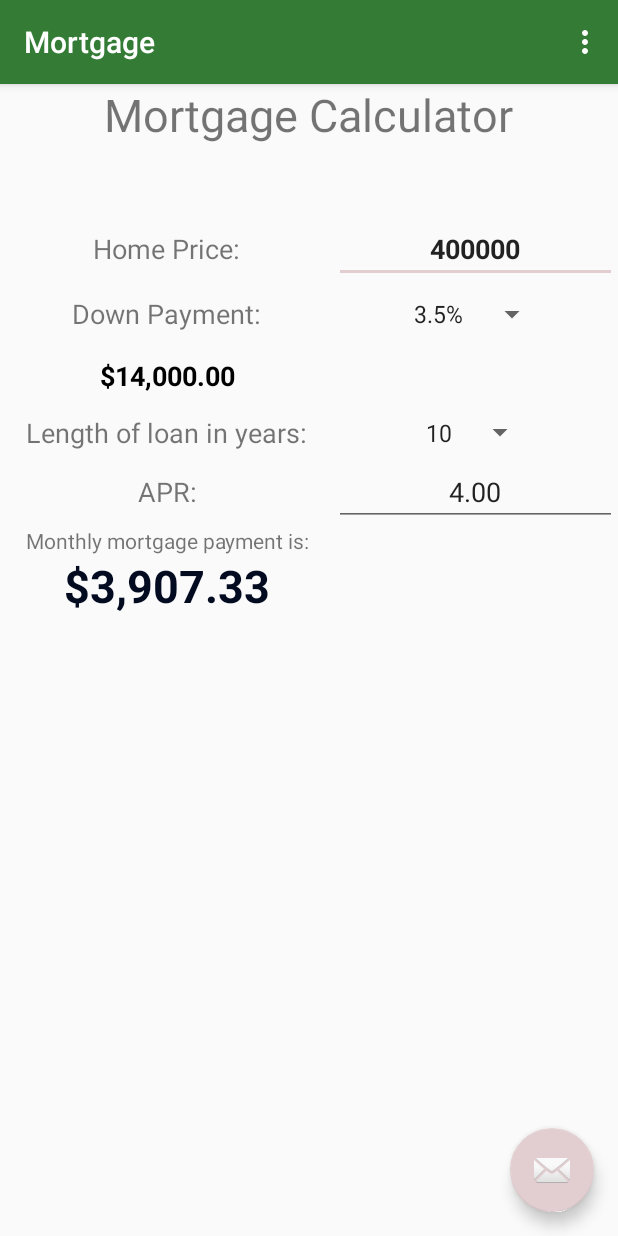
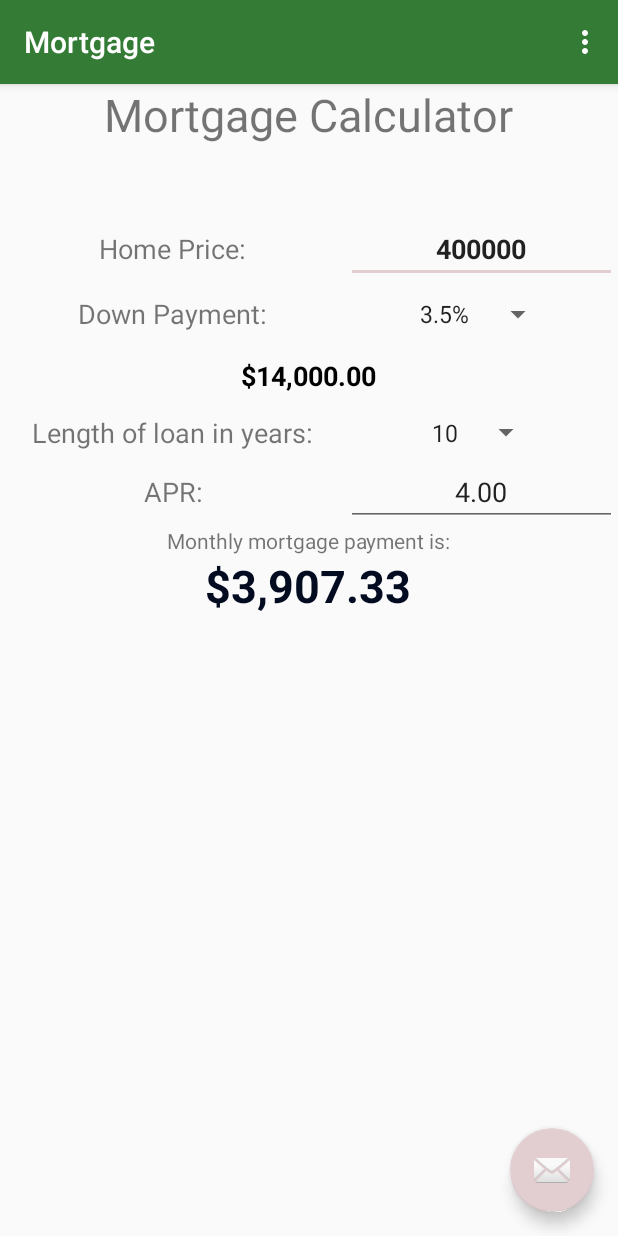
Before and after one commit to alex-snoralex/Mortgage, an Android app: the screen it shows after launch (MainActivity), on a phone screen of 412 x 824 dp. Run offline under Robolectric (Android 15) with nearby library versions, the phone set to English and light mode, and no system bars.

Commit message:
Added APR error checking and cleaned UI a bit

```diff
--- a/app/src/main/java/com/example/mortgage/MainActivity.kt
+++ b/app/src/main/java/com/example/mortgage/MainActivity.kt
@@ -79,7 +79,11 @@ class MainActivity : AppCompatActivity() {
             override fun afterTextChanged(p0: Editable?) {}
             override fun beforeTextChanged(p0: CharSequence?, p1: Int, p2: Int, p3: Int) {}
             override fun onTextChanged(s: CharSequence, start: Int, before: Int, count: Int) {
-                calculateMortgagePayment()
+                var curr = s.toString().toBigDecimal()
+                if (curr.compareTo(BigDecimal.ZERO) == 0)
+                    apr?.setError("Cannot have zero APR (Unfortunately)")
+                else
+                    calculateMortgagePayment()
             }
         })
 
--- a/app/src/main/res/layout/content_main.xml
+++ b/app/src/main/res/layout/content_main.xml
@@ -36,7 +36,7 @@
 
         <TableRow
             android:id="@+id/homePriceRow"
-            android:layout_width="match_parent"
+            android:layout_width="wrap_content"
             android:layout_height="match_parent">
 
             <TextView
@@ -51,7 +51,7 @@
 
             <EditText
                 android:id="@+id/homePrice"
-                android:layout_width="184dp"
+                android:layout_width="137dp"
                 android:layout_height="wrap_content"
                 android:ems="10"
                 android:fadingEdge="horizontal"
@@ -92,11 +92,13 @@
         <TableRow
             android:id="@+id/downPaymentAmountRow"
             android:layout_width="match_parent"
-            android:layout_height="match_parent">
+            android:layout_height="match_parent"
+            android:gravity="center_horizontal">
 
             <TextView
                 android:id="@+id/downPaymentAmount"
-                android:layout_width="168dp"
+                android:layout_span="2"
+                android:layout_width="wrap_content"
                 android:layout_height="41dp"
                 android:gravity="center"
                 android:text="@string/downPaymentAmount"
@@ -135,7 +137,7 @@
 
             <TextView
                 android:id="@+id/aprLabel"
-                android:layout_width="159dp"
+                android:layout_width="177dp"
                 android:layout_height="match_parent"
                 android:gravity="center"
                 android:text="@string/aprLabel"
@@ -155,11 +157,13 @@
         <TableRow
             android:id="@+id/mortgageLabelRow"
             android:layout_width="match_parent"
-            android:layout_height="match_parent">
+            android:layout_height="match_parent"
+            android:gravity="center_horizontal">
 
             <TextView
                 android:id="@+id/mortgageLabel"
-                android:layout_width="218dp"
+                android:layout_span="2"
+                android:layout_width="wrap_content"
                 android:layout_height="wrap_content"
                 android:layout_gravity="center"
                 android:baselineAligned="false"
@@ -171,10 +175,12 @@
         <TableRow
             android:id="@+id/mortgageCalcRow"
             android:layout_width="match_parent"
-            android:layout_height="match_parent">
+            android:layout_height="match_parent"
+            android:gravity="center_horizontal">
 
             <TextView
                 android:id="@+id/mortgageCalculation"
+                android:layout_span="2"
                 android:layout_width="148dp"
                 android:layout_height="wrap_content"
                 android:gravity="center"
```
